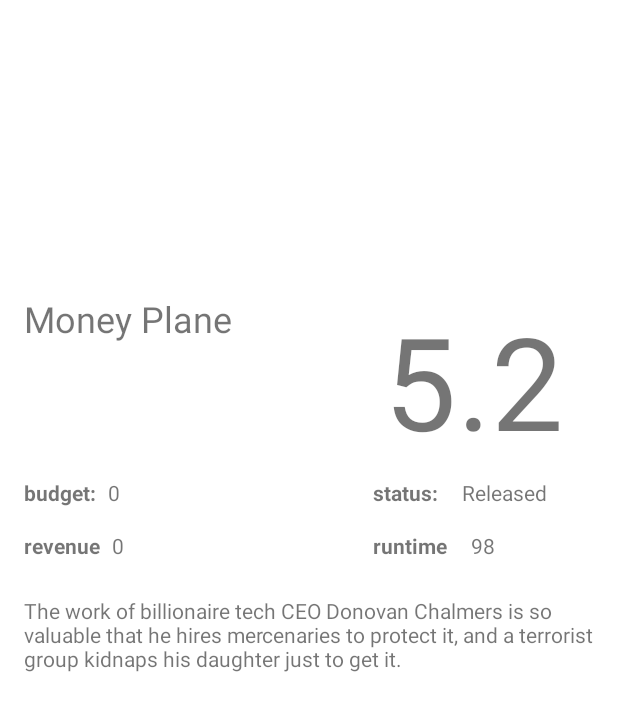
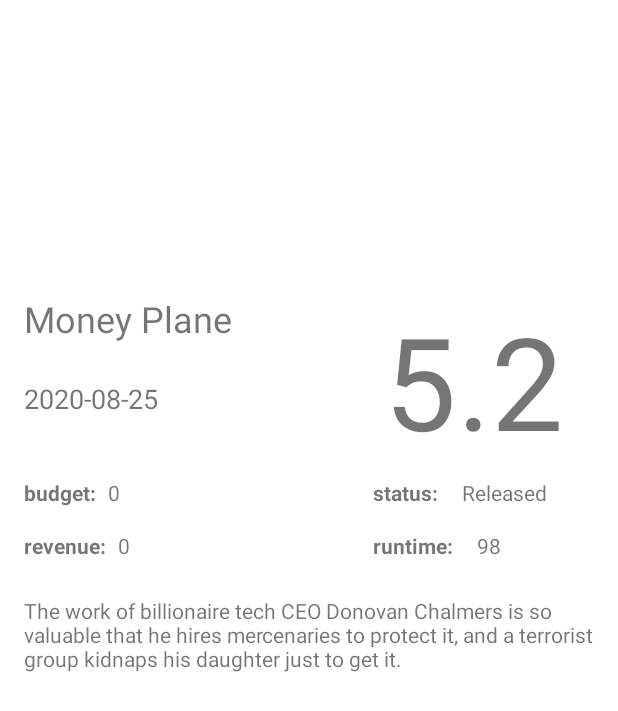
Before and after one commit to mehranj73/MVI-Flow-MovieDb, an Android app: the layout movie_detail_fragment.xml on its own in the app's theme, with its tools: preview values and no code run, on a phone screen of 412 x 824 dp. Shown: the top 711 px of the screen. Run offline under Robolectric (Android 15) with nearby library versions, the phone set to English and light mode, and no system bars.

```diff
--- a/app/src/main/java/com/mehranj73/moviedb/data/repository/NetworkBoundResource.kt
+++ b/app/src/main/java/com/mehranj73/moviedb/data/repository/NetworkBoundResource.kt
@@ -49,7 +49,7 @@ constructor(
                 )
             }
 
-            is ApiResult.Success -> {
+            is ApiResult.Success<*> -> {
                 if (apiResult.value == null) {
                     emit(
                         buildError<ViewState>(
--- a/app/src/main/java/com/mehranj73/moviedb/ui/movie/BaseMovieFragment.kt
+++ b/app/src/main/java/com/mehranj73/moviedb/ui/movie/BaseMovieFragment.kt
@@ -44,7 +44,7 @@ abstract class BaseMovieFragment(
 
     private fun setupChannel() = viewModel.setupChannel()
 
-    fun setupActionBarWithNavController(fragmentId: Int, activity: AppCompatActivity) {
+    private fun setupActionBarWithNavController(fragmentId: Int, activity: AppCompatActivity) {
         val appBarConfiguration = AppBarConfiguration(setOf(fragmentId))
         NavigationUI.setupActionBarWithNavController(
             activity,
--- a/app/src/main/java/com/mehranj73/moviedb/ui/movie/MovieViewModel.kt
+++ b/app/src/main/java/com/mehranj73/moviedb/ui/movie/MovieViewModel.kt
@@ -1,8 +1,6 @@
 package com.mehranj73.moviedb.ui.movie
 
-import android.util.Log
 import androidx.hilt.lifecycle.ViewModelInject
-import androidx.lifecycle.MutableLiveData
 import com.mehranj73.moviedb.data.model.Movie
 import com.mehranj73.moviedb.data.repository.MovieRepository
 import com.mehranj73.moviedb.ui.BaseViewModel
@@ -47,7 +45,6 @@ class MovieViewModel @ViewModelInject constructor(
         val job: Flow<DataState<MovieViewState>> = when (stateEvent) {
 
             is NowPlayingEvent -> {
-
                 movieRepository.getNowPlaying(
                     stateEvent = stateEvent
                 )
@@ -61,7 +58,6 @@ class MovieViewModel @ViewModelInject constructor(
 
                 )
             }
-
 
             else -> {
                 flow {
--- a/app/src/main/java/com/mehranj73/moviedb/util/CacheResponseHandler.kt
+++ b/app/src/main/java/com/mehranj73/moviedb/util/CacheResponseHandler.kt
@@ -12,7 +12,7 @@ abstract class CacheResponseHandler <ViewState, Data>(
             is CacheResult.GenericError -> {
                 DataState.error(
                     response = Response(
-                        message = "${stateEvent?.errorInfo()}\n\nReason: ${response.errorMessage}",
+                        message = "${stateEvent?.errorInfo()}\n\nReason: ${response.errorMessage.toString()}",
                         uiComponentType = UIComponentType.Dialog(),
                         messageType = MessageType.Error()
                     ),
--- a/app/src/main/java/com/mehranj73/moviedb/util/StateResource.kt
+++ b/app/src/main/java/com/mehranj73/moviedb/util/StateResource.kt
@@ -20,11 +20,7 @@ sealed class UIComponentType{
 
 sealed class MessageType{
 
-    class Success: MessageType()
-
     class Error: MessageType()
-
-    class Info: MessageType()
 
     class None: MessageType()
 }
--- a/app/src/main/res/layout/movie_detail_fragment.xml
+++ b/app/src/main/res/layout/movie_detail_fragment.xml
@@ -7,14 +7,17 @@
 
     <androidx.constraintlayout.widget.ConstraintLayout
         android:layout_width="match_parent"
-        android:layout_height="match_parent">
+        android:layout_height="wrap_content">
 
         <ImageView
             android:id="@+id/poster_imageView"
             android:layout_width="wrap_content"
             android:layout_height="wrap_content"
+            android:layout_marginBottom="8dp"
             android:adjustViewBounds="true"
-            android:scaleType="centerCrop"
+            android:cropToPadding="true"
+            android:scaleType="center"
+            app:layout_constraintBottom_toTopOf="@+id/title_textView"
             app:layout_constraintEnd_toEndOf="parent"
             app:layout_constraintStart_toStartOf="parent"
             app:layout_constraintTop_toTopOf="parent"
@@ -72,7 +75,7 @@
             android:layout_height="wrap_content"
             android:layout_marginStart="16dp"
             android:layout_marginTop="16dp"
-            android:text="revenue"
+            android:text="revenue:"
             android:textStyle="bold"
             app:layout_constraintStart_toStartOf="parent"
             app:layout_constraintTop_toBottomOf="@+id/budget" />
@@ -82,7 +85,7 @@
             android:layout_width="wrap_content"
             android:layout_height="wrap_content"
             android:layout_marginTop="16dp"
-            android:text="runtime"
+            android:text="runtime:"
             android:textStyle="bold"
             app:layout_constraintBottom_toBottomOf="@+id/revenue"
             app:layout_constraintStart_toStartOf="@+id/status"
@@ -137,6 +140,17 @@
             app:layout_constraintStart_toEndOf="@+id/runtime"
             app:layout_constraintTop_toTopOf="@+id/runtime"
             tools:text="98" />
+
+        <TextView
+            android:id="@+id/release_date_textView"
+            android:layout_width="wrap_content"
+            android:layout_height="wrap_content"
+            android:textSize="18sp"
+            android:layout_marginBottom="8dp"
+            app:layout_constraintBottom_toBottomOf="@+id/score_textView"
+            app:layout_constraintStart_toStartOf="@+id/title_textView"
+            app:layout_constraintTop_toBottomOf="@+id/title_textView"
+            tools:text="2020-08-25" />
     </androidx.constraintlayout.widget.ConstraintLayout>
 
 </ScrollView>
```
Also changed, not shown: app/src/main/java/com/mehranj73/moviedb/ui/BaseActivity.kt (+35 -5 lines), app/src/main/java/com/mehranj73/moviedb/ui/MainActivity.kt (+5 -6 lines), app/src/main/java/com/mehranj73/moviedb/ui/movie/MovieDetailFragment.kt (+7 -17 lines), app/src/main/java/com/mehranj73/moviedb/ui/movie/MovieFragment.kt (+5 -13 lines), app/src/main/java/com/mehranj73/moviedb/util/Constants.kt (+0 -8 lines), app/src/main/java/com/mehranj73/moviedb/util/ErrorHandling.kt (+0 -27 lines).
